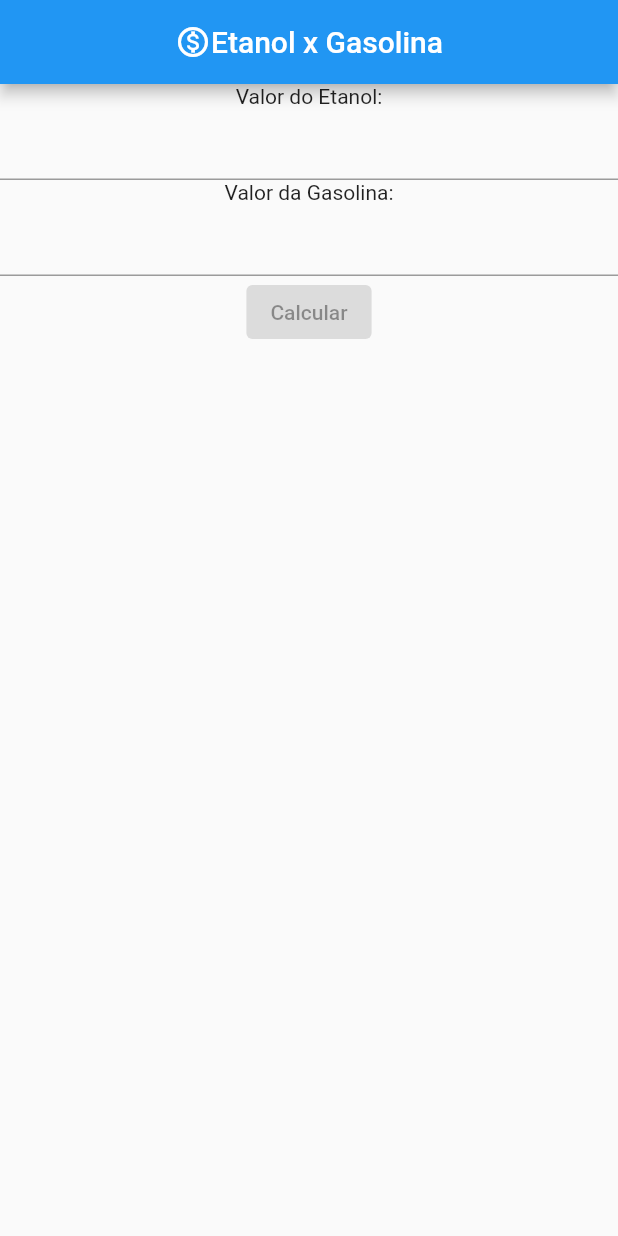
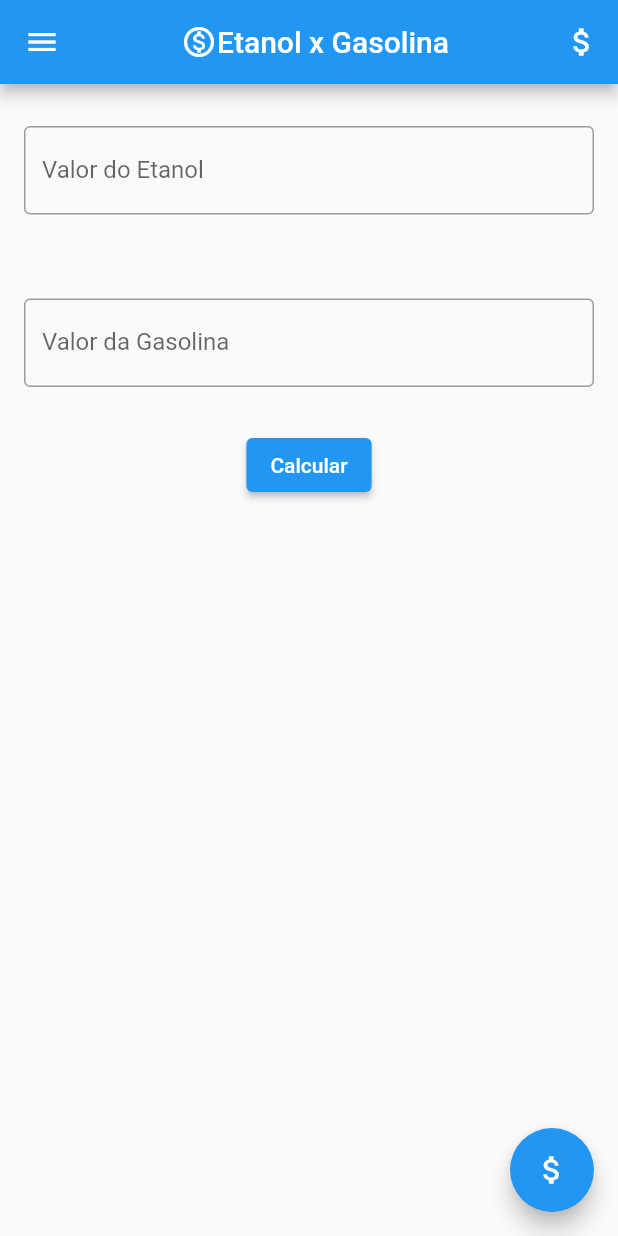
Before and after one commit to marcosdv/aula01_pos_11_06_2022, a Flutter app: the screen it shows after launch, on a phone screen of 412 x 824 dp. Run offline on Flutter 3.47's test engine with Material 2 defaults, Android fonts, the phone set to English and light mode, and no system bars.

```diff
--- a/lib/ui/home_page.dart
+++ b/lib/ui/home_page.dart
@@ -1,3 +1,4 @@
+import 'package:aula01_pos_11_06_2022/ui/widgets/campo_texto.dart';
 import 'package:flutter/material.dart';
 
 class HomePage extends StatefulWidget {
@@ -8,6 +9,11 @@ class HomePage extends StatefulWidget {
 }
 
 class _HomePageState extends State<HomePage> {
+
+  final _etanolController = TextEditingController();
+  final _gasolinaController = TextEditingController();
+  var _resultado = '';
+
   @override
   Widget build(BuildContext context) {
     return Scaffold(
@@ -20,21 +26,101 @@ class _HomePageState extends State<HomePage> {
           ],
         ),
         centerTitle: true,
+        actions: [
+          IconButton(onPressed: _calcular, icon: const Icon(Icons.attach_money)),
+        ],
+      ),
+      floatingActionButton: FloatingActionButton(
+        onPressed: _calcular,
+        child: const Icon(Icons.attach_money),
+      ),
+      drawer: Drawer(
+        child: Column(
+          crossAxisAlignment: CrossAxisAlignment.stretch,
+          children: [
+            DrawerHeader(
+              decoration: BoxDecoration(
+                color: Colors.blue.shade900,
+              ),
+              child: const Text('Etanol x Gasolina',
+                style: TextStyle(fontSize: 44, color: Colors.white),
+              ),
+            ),
+            ListTile(
+              title: Row(
+                children: const [
+                  Icon(Icons.attach_money, color: Colors.black),
+                  Text('Calcular', style: TextStyle(fontSize: 20),),
+                ],
+              ),
+              onTap: _calcular,
+            ),
+          ],
+        ),
       ),
       body: Column(
         children: [
-          Text('Valor do Etanol:'),
-          TextField(),
+          CampoTexto(
+            controller: _etanolController,
+            texto: 'Valor do Etanol',
+            prefixo: 'R\$ '
+          ),
 
-          Text('Valor da Gasolina:'),
-          TextField(),
+          CampoTexto(
+            controller: _gasolinaController,
+            texto: 'Valor da Gasolina',
+            prefixo: 'R\$ '
+          ),
 
           ElevatedButton(
-            onPressed: null,
-            child: Text('Calcular'),
+            onPressed: _calcular,
+            child: const Text('Calcular'),
           ),
+
+          Text(_resultado),
         ],
       ),
     );
   }
+
+  void _calcular() {
+    double etanol = double.tryParse(_etanolController.text.replaceAll(',', '.')) ?? 0;
+    double gasolina = double.tryParse(_gasolinaController.text.replaceAll(',', '.')) ?? 0;
+
+    if (etanol <= 0) {
+      mostrarMensagem('Valor do Etanol inválido!');
+      return;
+    }
+    if (gasolina <= 0) {
+      mostrarMensagem('Valor da Gasolina inválido');
+      return;
+    }
+
+    if (etanol <= (gasolina * 0.7)) {
+      _resultado = 'Abasteça com Etanol';
+    } else {
+      _resultado = 'Abasteça com Gasolina';
+    }
+
+    mostrarMensagem(_resultado);
+    setState(() {});
+  }
+
+  void mostrarMensagem(String texto) {
+    showDialog(
+      context: context,
+      builder: (context) {
+        return AlertDialog(
+          title: const Text('Atenção'),
+          content: Text(texto),
+          actions: [
+            TextButton(
+              onPressed: (){ Navigator.pop(context); },
+              child: const Text('Ok'),
+            ),
+          ],
+        );
+      }
+    );
+  }
 }
--- /dev/null
+++ b/lib/ui/widgets/campo_texto.dart
@@ -0,0 +1,31 @@
+import 'package:flutter/material.dart';
+
+class CampoTexto extends StatelessWidget {
+  final TextEditingController controller;
+  final String texto;
+  final String? prefixo;
+  final TextInputType? teclado;
+
+  const CampoTexto({
+    required this.controller,
+    required this.texto,
+    this.prefixo,
+    this.teclado,
+    Key? key}) : super(key: key);
+
+  @override
+  Widget build(BuildContext context) {
+    return Padding(
+      padding: const EdgeInsets.symmetric(horizontal: 16, vertical: 28),
+      child: TextField(
+        controller: controller,
+        keyboardType: teclado ?? TextInputType.number,
+        decoration: InputDecoration(
+          labelText: texto,
+          prefixText: prefixo,
+          border: const OutlineInputBorder(),
+        ),
+      ),
+    );
+  }
+}
```
